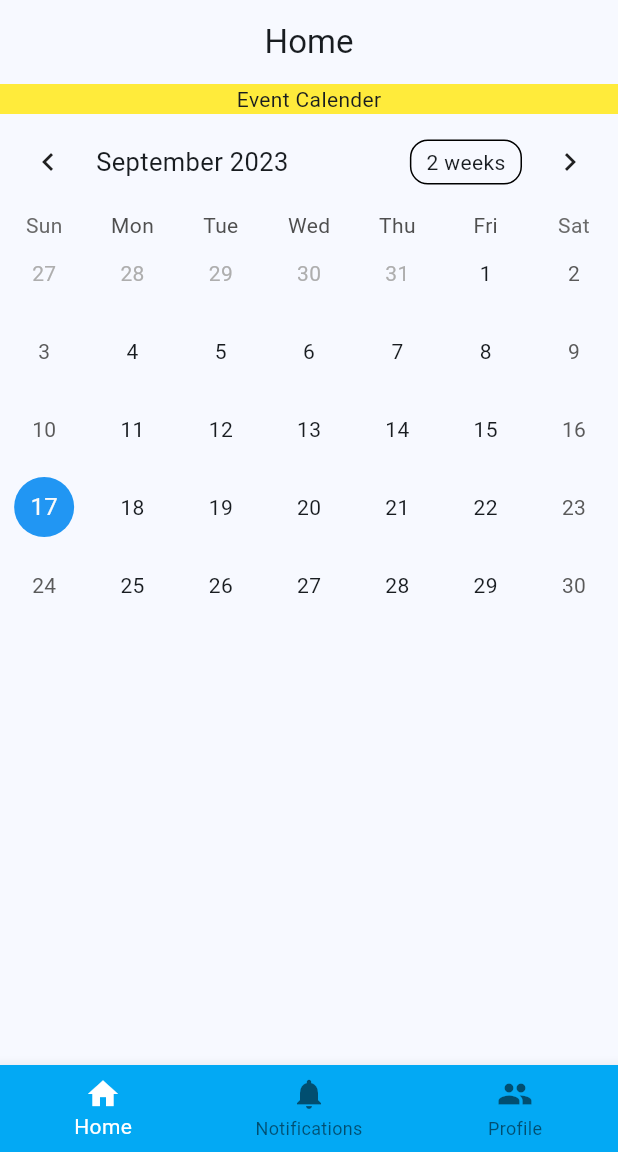
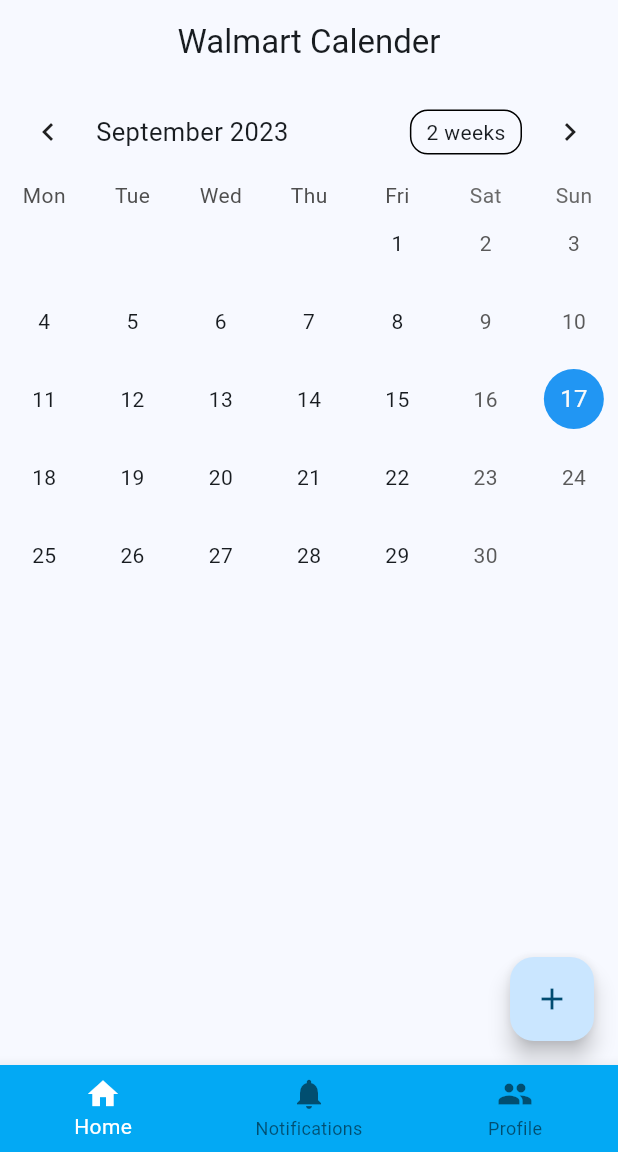
Before and after one commit to dtellez25/tagAlongApp, a Flutter app: the screen it shows after launch, on a phone screen of 412 x 824 dp, the part 84-1236 px from its top. Run offline on Flutter 3.47's test engine with Material 2 defaults, Android fonts, the phone set to English and light mode, and no system bars; drawn by our look-alikes of table_calendar.

Commit message:
secondToLastCommit

```diff
--- a/lib/screens/home_folder/home_screen.dart
+++ b/lib/screens/home_folder/home_screen.dart
@@ -1,5 +1,10 @@
 import 'package:flutter/material.dart';
 import 'package:table_calendar/table_calendar.dart';
+
+class Event {
+  final String name;
+  Event(this.name);
+}
 
 class HomeScreen extends StatefulWidget {
   const HomeScreen({Key? key}) : super(key: key);
@@ -13,55 +18,66 @@
   CalendarFormat _calendarFormat = CalendarFormat.month;
   DateTime _focusedDay = DateTime.now();
   DateTime? _selectedDay;
+  final TextEditingController _eventController = TextEditingController();
+  ValueNotifier<List<Event>> _selectedEvents = ValueNotifier([]);
+
+  Map<DateTime, List<Event>> events = {};
 
   @override
   Widget build(BuildContext context) {
     return Scaffold(
       appBar: AppBar(
-        title: const Text("Home"),
+        title: Text("Walmart Calender"),
         centerTitle: true,
       ),
-      body: Center(
-        child: Column(
-          children: [
-            // Your existing content
-            Container(
-              color: Colors.yellow,
-              child: const Center(
-                child: Text("Event Calender"),
+      floatingActionButton: FloatingActionButton(
+        onPressed: () {
+          showDialog(
+            context: context,
+            builder: (context) {
+              return AlertDialog(
+                scrollable: true,
+                title: Text("Event Name"),
+                content: Padding(
+                  padding: EdgeInsets.all(8),
+                  child: TextField(
+                    controller: _eventController,
                   ),
                 ),
-
-            // Calendar Widget
-            _buildCalendar(),
+                actions: [
+                  ElevatedButton(
+                    onPressed: () {
+                      _addEvent();
+                      Navigator.of(context).pop(); // Close the dialog
+                    },
+                    child: Text("Submit"),
+                  ),
+                  ElevatedButton(
+                    onPressed: () {
+                      Navigator.of(context).pop(); // Close the dialog
+                    },
+                    child: Text("Cancel"),
+                  ),
                 ],
+              );
+            },
+          );
+        },
+        child: Icon(Icons.add),
       ),
-      ),
-    );
-  }
-
-  Widget _buildCalendar() {
-    return TableCalendar(
+      body: Column(
+        children: [
+          TableCalendar(
+            firstDay: DateTime.utc(2023, 9, 1),
+            lastDay: DateTime.utc(2023, 12, 31),
+            focusedDay: today,
+            selectedDayPredicate: (day) => isSameDay(day, _selectedDay),
             calendarFormat: _calendarFormat,
-      focusedDay: _focusedDay,
-      firstDay: DateTime.utc(2023, 1, 01),
-      lastDay: DateTime.utc(2030, 12, 31),
-      selectedDayPredicate: (day) {
-        return isSameDay(_selectedDay, day);
-      },
-      onDaySelected: (selectedDay, focusedDay) {
-        setState(() {
-          _selectedDay = selectedDay;
-          _focusedDay =
-              focusedDay; // update the focused day to be the selected day
-        });
-      },
-      onFormatChanged: (format) {
-        setState(() {
-          _calendarFormat = format;
-        });
-      },
-      calendarStyle: const CalendarStyle(
+            startingDayOfWeek: StartingDayOfWeek.monday,
+            onDaySelected: _onDaySelected,
+            eventLoader: _getEventsForDay,
+            calendarStyle: CalendarStyle(
+              outsideDaysVisible: false,
               todayDecoration: BoxDecoration(
                 color: Colors.blue,
                 shape: BoxShape.circle,
@@ -71,6 +87,70 @@
                 shape: BoxShape.circle,
               ),
             ),
+            onFormatChanged: (format) {
+              if (_calendarFormat != format) {
+                setState(() {
+                  _calendarFormat = format;
+                });
+              }
+            },
+            onPageChanged: (focusedDay) {
+              setState(() {
+                _focusedDay = focusedDay;
+              });
+            },
+          ),
+          SizedBox(height: 8.0),
+          Expanded(
+            child: ValueListenableBuilder<List<Event>>(
+              valueListenable: _selectedEvents,
+              builder: (context, value, _) {
+                return ListView.builder(
+                  itemCount: value.length,
+                  itemBuilder: (context, index) {
+                    return Container(
+                      margin: EdgeInsets.symmetric(horizontal: 12, vertical: 4),
+                      decoration: BoxDecoration(
+                        border: Border.all(),
+                        borderRadius: BorderRadius.circular(12),
+                      ),
+                      child: ListTile(
+                        onTap: () => print(""),
+                        title: Text('${value[index].name}'),
+                      ),
+                    );
+                  },
+                );
+              },
+            ),
+          ),
+        ],
+      ),
     );
   }
+
+  void _onDaySelected(DateTime selectedDay, DateTime focusedDay) {
+    setState(() {
+      _selectedDay = selectedDay;
+      _focusedDay = focusedDay;
+      _selectedEvents.value = _getEventsForDay(_selectedDay!);
+    });
   }
+
+  List<Event> _getEventsForDay(DateTime day) {
+    return events[day] ?? [];
+  }
+
+  void _addEvent() {
+    if (_selectedDay != null && _eventController.text.isNotEmpty) {
+      setState(() {
+        events[_selectedDay!] = [
+          ..._getEventsForDay(_selectedDay!),
+          Event(_eventController.text)
+        ];
+        _eventController.clear();
+        _selectedEvents.value = _getEventsForDay(_selectedDay!);
+      });
+    }
+  }
+}
--- a/lib/screens/notifications_folder/notifications_screen.dart
+++ b/lib/screens/notifications_folder/notifications_screen.dart
@@ -83,7 +83,7 @@
                 fontWeight: FontWeight.bold),
             children: const [
               TextSpan(
-                text: 'Notification Description',
+                text: 'Someone requested a ride together',
                 style: TextStyle(fontWeight: FontWeight.w400),
               )
             ]),
```
Also changed, not shown: lib/screens/profile_folder/editProfile.dart (+11 -2 lines). Lines whose indentation alone changed are shown as unchanged.
